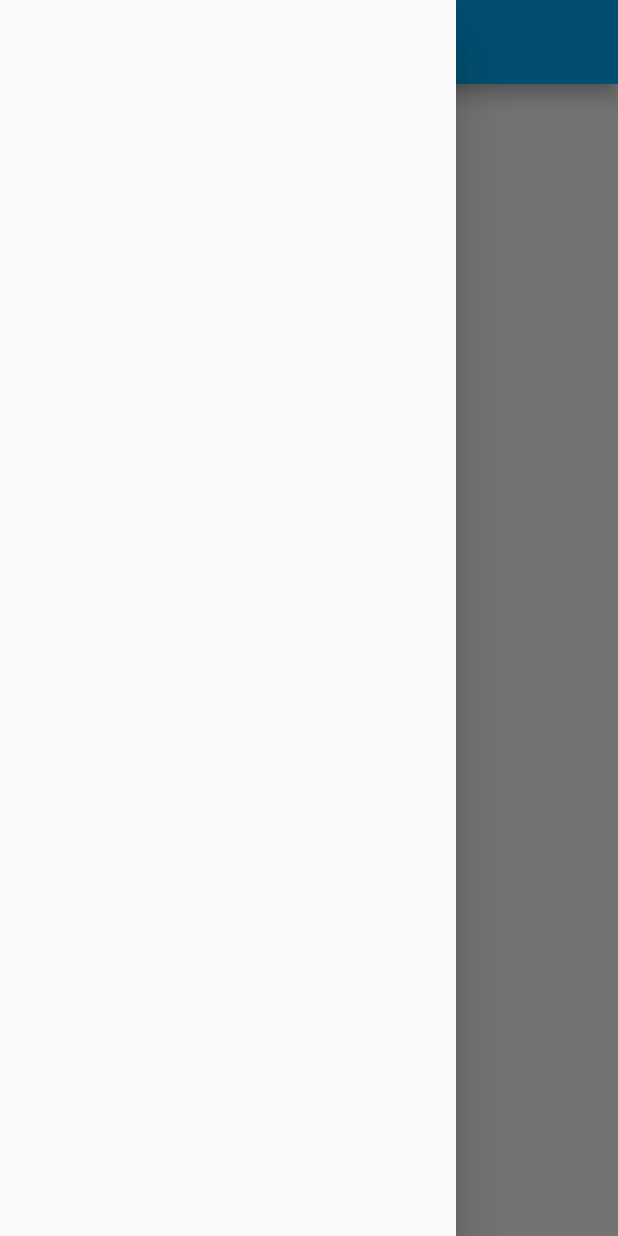
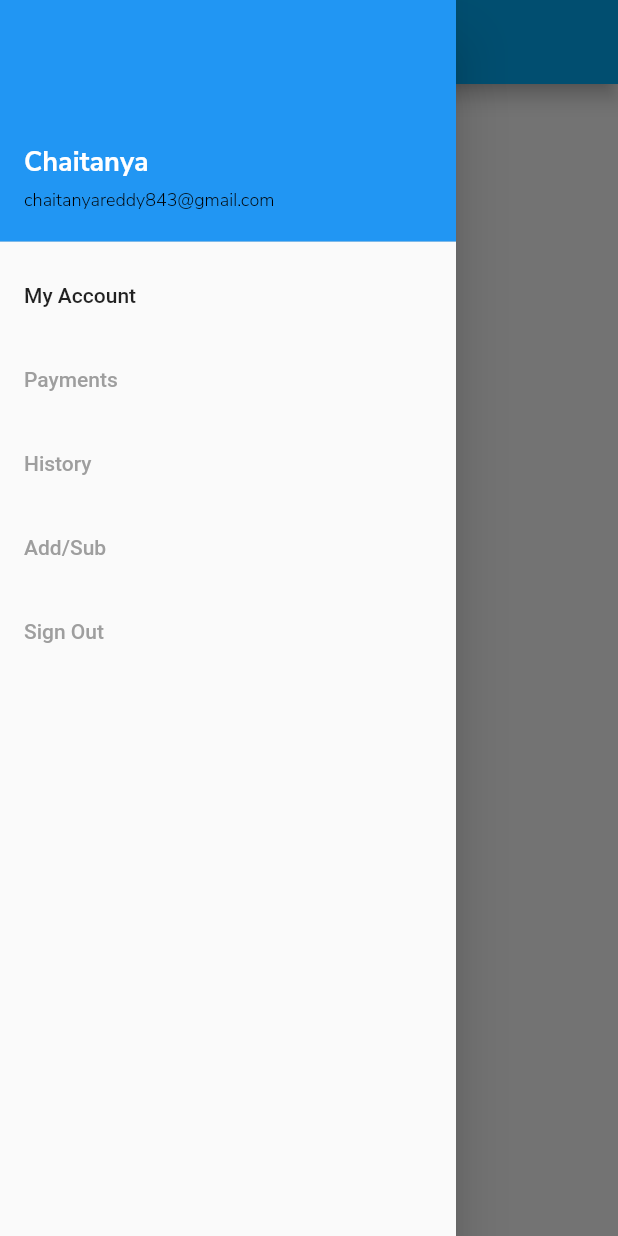
Before and after one commit to chaitu843/flutter_app, a Flutter app: the HomePage screen opened by its route, with the side drawer open, on a phone screen of 412 x 824 dp. Run offline on Flutter 3.47's test engine with Material 2 defaults, Android fonts, the phone set to English and light mode, and no system bars.

Commit message:
SetUp for firebase

```diff
--- a/lib/AuthPage/AuthPage.dart
+++ b/lib/AuthPage/AuthPage.dart
@@ -137,7 +137,7 @@ class AuthPageState extends State<AuthPage> {
                                   },
                                   child: Text(
                                     "Create an Account?",
-                                    style: TextStyle(fontSize: 26.0, decoration: TextDecoration.underline),
+                                    style: TextStyle(fontSize: 14.0, decoration: TextDecoration.underline),
                                   ),
                                 )
                           ],
--- a/lib/HomePage/HomePage.dart
+++ b/lib/HomePage/HomePage.dart
@@ -1,4 +1,7 @@
+import 'dart:async';
+
 import 'package:flutter/material.dart';
+import 'package:flutter_app/routes.dart';
 
 class HomePage extends StatefulWidget {
   @override
@@ -8,16 +11,92 @@ class HomePage extends StatefulWidget {
 }
 
 class HomePageState extends State<HomePage> {
+
+  void drawerCallback(context, value) {
+    switch (value) {
+      case 'My Account':
+        Navigator.of(context).pop();
+        break;
+      default:
+        Navigator.of(context).pop();
+    }
+  }
+
+  @override
+  void initState() {
+    super.initState();
+  }
+
+
   @override
   Widget build(BuildContext context) {
+
     return Scaffold(
       appBar: AppBar(
-        title: Text('DODHI'),
+        title: InkWell(
+          child: Text('Dodhi', style: TextStyle(fontFamily: 'Nunito Bold', fontStyle: FontStyle.italic),),
+          onTap:(){
+            Navigator.of(context).pushNamedAndRemoveUntil(Routes.HOME_PAGE, (Route route) => route.settings.name == Routes.HOME_PAGE);
+          }
+        ),
       ),
-      drawer: Drawer(),
-      body: Container(),
+      drawer: Drawer(
+        child: ListView(
+          children: <Widget>[
+            UserAccountsDrawerHeader(
+              accountEmail: Text('chaitanyareddy843@gmail.com', style: TextStyle(fontFamily: 'Nunito', fontSize: 12.0,),),
+              accountName: Text('Chaitanya', style: TextStyle(fontFamily: 'Nunito Bold', fontSize: 18.0,),),
+              // currentAccountPicture: CircleAvatar(child: Image.asset('assets/logo/256x256.jpg'),),
+              onDetailsPressed: null,
+            ),
+            ListTile(
+              enabled: true,
+              title: Text('My Account', style : TextStyle()),
+              onTap: () {
+                  drawerCallback(context, 'My Account');
+              }
+            ),
+             ListTile(
+              enabled: false,
+              title: Text('Payments', style : TextStyle()),
+            ),
+             ListTile(
+              enabled: false,
+              title: Text('History', style : TextStyle()),
+            ),
+             ListTile(
+              enabled: false,
+              title: Text('Add/Sub', style : TextStyle()),
+            ),
+             ListTile(
+              enabled: false,
+              title: Text('Sign Out', style : TextStyle()),
+            )
+          ],
+        ),
+      ),
+      body: Center(child: Column(
+        mainAxisAlignment: MainAxisAlignment.center,
+
+        children: <Widget>[
+          Container(
+            margin: EdgeInsets.only(bottom: 30.0),
+            padding: EdgeInsets.all(30.0),
+            decoration: BoxDecoration(shape: BoxShape.circle, color: Theme.of(context).primaryColor, ),
+            child: InkWell(
+              onLongPress: () {
+               // Will redirect to ADD/SUB page with option set as a daily
+              },
+              child: Column(children: <Widget>[
+              Text('3', style: TextStyle(color: Colors.white, fontFamily: 'Nunito', fontSize: 24.0),),
+              Text('units', style: TextStyle(color: Colors.white, fontStyle: FontStyle.italic, fontFamily: 'Nunito', fontSize: 16.0, fontWeight: FontWeight.bold))],),
+            ),
+            ),
+          Text('Long Tap to Update')
+        ],
+      ),
+      ),
 
     );
   }
-
 }
--- a/lib/routes.dart
+++ b/lib/routes.dart
@@ -1,4 +1,5 @@
 class Routes {
   static const REGISTER_PAGE = '/register-page';
   static const HOME_PAGE = '/home-page';
+  static const ACCOUNT_PAGE = '/account-page';
 }
--- a/pubspec.yaml
+++ b/pubspec.yaml
@@ -17,6 +17,9 @@ environment:
   sdk: ">=2.1.0 <3.0.0"
 
 dependencies:
+
+  cloud_firestore:
+  firebase_auth:
   flutter:
     sdk: flutter
 
```
Also changed, not shown: lib/MyAccountPage/MyAccountPage.dart (added, +16 -0 lines), lib/PocONtime.dart (added, +28 -0 lines), lib/main.dart (+4 -3 lines), 8 other files.
